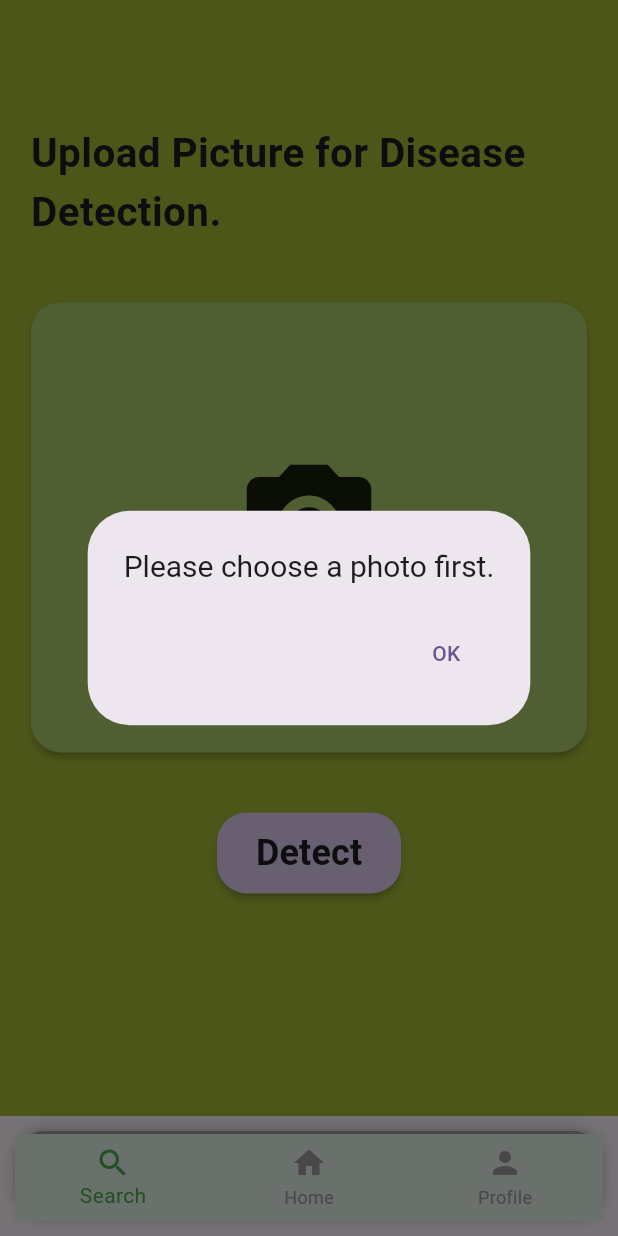
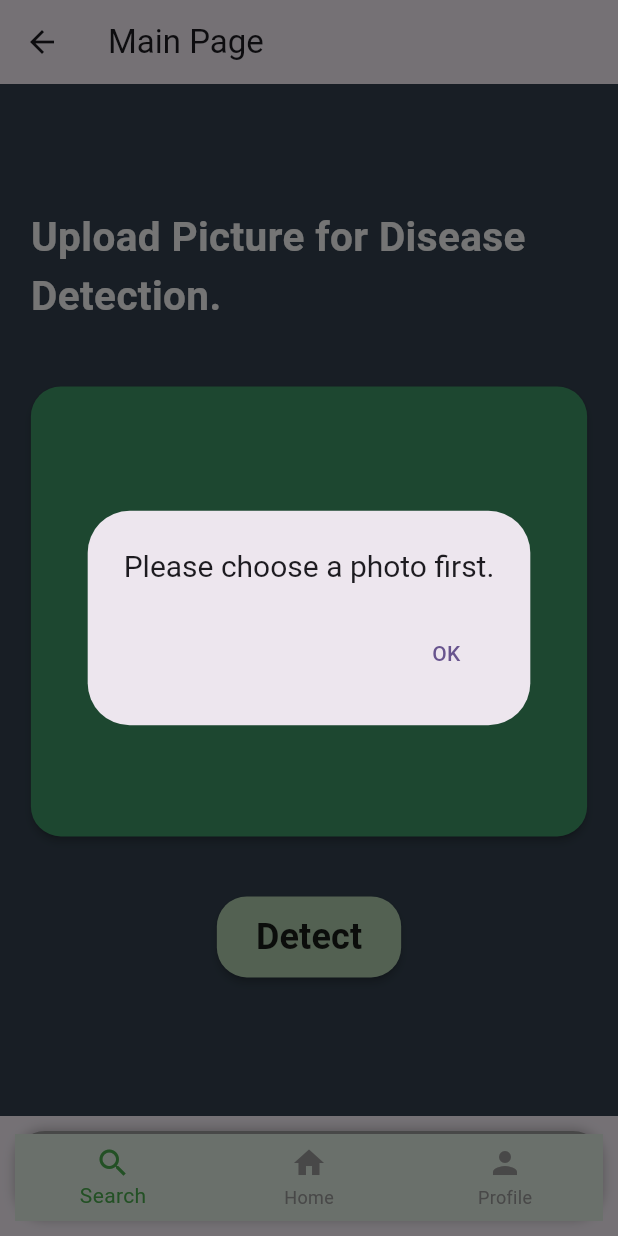
Before and after one commit to Ma-Ane/Plant-disease-detection, a Flutter app: the MainPage screen opened directly, after a tap on "Detect", on a phone screen of 412 x 824 dp. Run offline on Flutter 3.47's test engine with Material 3 defaults, Android fonts, the phone set to English and light mode, and no system bars; our stand-ins replace image_picker.

Commit message:
final-color

```diff
--- a/lib/pages/home_page.dart
+++ b/lib/pages/home_page.dart
@@ -11,21 +11,25 @@ class HomePage extends StatefulWidget {
 }
 
 class _HomePageState extends State<HomePage> {
-  final Color primaryColor = const Color(0xFFA6BC36);
-  final Color secondaryColor = const Color(0xFF3498DB);
-  final Color thirdColor = const Color(0xFFAFD06E);
+  final Color homepageBackground = const Color(0xFF83a84f);
+  final Color homepageback = const Color(0xFF547027);
+  final Color homepageTextbg = const Color(0xFFAFD06E);
 
   final ImagePicker _picker = ImagePicker();
   File? image ;
 
   // paxi chaina sakxqa
+  // like button
   bool isliked = false ;
 
   void name() {}
 
+  // user ko naam ra profile pic
   Widget _returnUserData(String userName, String userPic) {
     return Row(
       children: [
+
+        // clivoval le photo lai round banauxa
         ClipOval(
           child: Image.asset(userPic,
                   fit: BoxFit.cover,
@@ -36,6 +40,7 @@ class _HomePageState extends State<HomePage> {
 
         const SizedBox(width: 30),
 
+        // user name
         Text(userName,
           style: const TextStyle(
             fontSize: 22,
@@ -45,7 +50,10 @@ class _HomePageState extends State<HomePage> {
     );
   }
 
+  // esle query ko photo return garxa.. bhaneko leaf ko photo
   Widget _queryPhoto(String leaf) {
+
+    // clipreact user gareraa border radius rakheko
     return ClipRRect(
         borderRadius: BorderRadius.circular(20),
         child: Image.asset(leaf,
@@ -63,6 +71,7 @@ class _HomePageState extends State<HomePage> {
     });
   }
 
+  // gallery kholne aafno mob ko
   Future _galleryOption() async {
     final pickedFile = await _picker.pickImage(source: ImageSource.gallery) ;
 
@@ -73,72 +82,89 @@ class _HomePageState extends State<HomePage> {
     }
   }
 
-  // Future _postComment() {
-  //   return showDialog(
-  //     context: context,
-  //     builder: (context) => Dialog(
-  //       child: Align(
-  //         alignment: Alignment.bottomLeft,
-  //         child: Container(
-  //           height:100,
-  //           width: 300,
-  //           decoration: BoxDecoration(
-  //             color: Colors.grey,
-  //           )
-  //         ),
-  //       ),
-  //     ),
-  //   ) ;
-  // }
 
+  // esle euta query return garxa pura box
   Widget _returnQuery(String name, String photo, String leaf, String description, bool isliked) {
     return Padding(
       padding: const EdgeInsets.only(top:10.0, left: 10, right: 10),
+
+      // euta query ko lagi container
       child: Container(
-        decoration: BoxDecoration(
-          color: thirdColor,
+
+        // tyo container ko property
+         decoration: BoxDecoration(
+          // edi color use garne bhaye
+          gradient: const RadialGradient(
+            radius: 2.5,
+            colors:[
+              Color.fromARGB(255, 52, 66, 80),
+              Color.fromARGB(255, 15, 26, 21),
+              Color.fromARGB(255, 76, 86, 96),
+            ],
+          ),
           borderRadius: BorderRadius.circular(10)
         ),
         height: 253,                // height aaba content ko length ma depend garxa
         width: double.infinity,
+
+        // container bhitra euta column , euta user data ko lagi euta query ko lagi
         child: Column(
           children: [
+
+            // user ko pic ra naam bhako wala container
             Container(
-              decoration: BoxDecoration(
-                color: secondaryColor,
-                borderRadius: const BorderRadius.only(
+              decoration: const BoxDecoration(
+                color: Color.fromARGB(255, 63, 155, 104),
+                borderRadius:  BorderRadius.only(
             topLeft: Radius.circular(10),
             topRight: Radius.circular(10),
           )
               ),
+
+              // container ma euta row for name and pic
               child: Row(
                 children: [
                   Padding(
                     padding: const EdgeInsets.only(bottom: 5, top:15, left: 10, right: 10),
+
+                    // esle chai db bata naam ra photo linxa
                     child: _returnUserData(name, photo),
                   ),
                 ],
               ),
             ),
 
+            // yo chaidescription ra leaf ko pic ko lagi
             Padding(
               padding: const EdgeInsets.only(top:10.0),
+
+              // description ra leaf ali euta row ma rakheko
               child: Row(
                 children: [
                   Padding(
                     padding: const EdgeInsets.only(top:0.0, left: 20),
+
+                    // row bhitra euta container for description
                     child: Container(
                       decoration: BoxDecoration(
-                        color: secondaryColor,//Color.fromARGB(255, 169, 245, 77),
+                        color:  const Color.fromARGB(0, 0, 0, 0),//Color.fromARGB(255, 169, 245, 77),
                       ),
                       height: 100,
                       width: 250,
                       child: Padding(
                         padding: const EdgeInsets.all(8.0),
-                        child: Text(description),
+
+                        // db bata linee
+                        child: Text(description
+                        , style: TextStyle(
+                          color: Colors.white
+                        )),
                       ),
                     ),
                   ),
+
+                  // yo chai photo lai milauna ko lagi left side ma
+                  // eslai responsibe banuanee
                   Padding(
                     padding: const EdgeInsets.only(left:20.0),
                     child: _queryPhoto(leaf),
@@ -147,6 +173,7 @@ class _HomePageState extends State<HomePage> {
               ),
             ),
 
+            // eslaii db sangai link ani sabai query lai link bhako hataune
             // comment ra like button ko lagi
             Row(
               children: [
@@ -154,17 +181,24 @@ class _HomePageState extends State<HomePage> {
                   padding: const EdgeInsets.only(left:20.0, right: 20),
                   child: GestureDetector(
                     onTap: toggleLike,
+
+                    // like ko button change garna ko lagi
                     child: Icon(isliked ? Icons.favorite : Icons.favorite_border,
-                        size: 28
+                        size: 28, color: Color.fromARGB(255, 212, 113, 104),
                       ),
                   ),
                 ),
 
+                // yo ta comment box ko lagii
                 GestureDetector(
                   onTap: () {
                     showDialog(
                       context: context,
+
+                      // euta dialog box
                       builder: (context) => Dialog(
+
+                        // bahira ko container
                         child: Container(
                           decoration: BoxDecoration(
                             borderRadius: BorderRadius.circular(50) ,
@@ -174,9 +208,13 @@ class _HomePageState extends State<HomePage> {
                           width: 400,
                           child: Padding(
                             padding: const EdgeInsets.all(12.0),
+
+                            // column sabaii icon haru ko lagi
                             child: Column(
                               crossAxisAlignment: CrossAxisAlignment.start,
                               children: [
+
+                                // yoo back button ho
                                 GestureDetector(
                                   onTap: () {
                                     Navigator.of(context).pop() ;
@@ -186,14 +224,18 @@ class _HomePageState extends State<HomePage> {
 
                                 const SizedBox(height: 20),
 
+                                // yo main box comment haru herne
                                 Container(
                                   height: 400,
                                   width: 400,
                                   color: Colors.grey,
                                 ),
 
+                                // yo aafno comment type garne
                                 Padding(
                                   padding: const EdgeInsets.only(top: 10.0, left: 5),
+
+                                  // row for comment lekhne ani photo icon
                                   child: Row(
                                     children: [
                                       Container(
@@ -201,7 +243,7 @@ class _HomePageState extends State<HomePage> {
                                         width: 270,
                                         child: const TextField(
                                           decoration: InputDecoration(
-                                            hintText: "Type a comment.. ",
+                                            hintText: "Type a comment...",
                                             border: OutlineInputBorder(),
                                           ),
                                         ),
@@ -220,6 +262,7 @@ class _HomePageState extends State<HomePage> {
                                   ),
                                 ),
 
+                                // post button
                                 Align(
                                   alignment: Alignment.centerRight,
                                   child: MaterialButton(
@@ -244,7 +287,7 @@ class _HomePageState extends State<HomePage> {
                       )
                     ) ;
                   },
-                  child: const Icon(Icons.comment),
+                  child: const Icon(Icons.comment,color: Color.fromARGB(255, 87, 143, 93),),
                 )
               ],
             ),
@@ -256,9 +299,12 @@ class _HomePageState extends State<HomePage> {
 
   @override
   Widget build(BuildContext context) {
+    // yo chai ali milaunu parxa hola haii query haru lai ramrarii dekhaunaa
     return ListView.builder(
       itemCount: 1,       // esle tala bhako sabai content ek choti matrai dekhauxaa
       itemBuilder: (context, index){
+
+      // overall container pura screen ko lagi
       return Column(
         children: [
           Padding(
@@ -266,24 +312,28 @@ class _HomePageState extends State<HomePage> {
             child: Container(
               decoration: BoxDecoration(
                 borderRadius: BorderRadius.circular(20),
-                color: Color(0xFFAFD06E),
+                color: const Color.fromARGB(255, 63, 155, 104),
               ),
               height: 140,
               width: double.infinity,
+
+              // bhitra ko column aafno info ko
               child: Column(
                 children: [
                   Padding(
                     padding: const EdgeInsets.only(top:8.0, left: 10),
                     child: Row(
+                      // yo naam ra pic ko lagi
                       children: [
                         _returnUserData("Manjit Maharjan", "images/profile_pic.jpg"),
 
                         const SizedBox(width: 50),
 
+                        // yo chai plus button forposting
                         Container(
                           decoration: BoxDecoration(
                             borderRadius: BorderRadius.circular(50),
-                            color: Colors.lightGreen,
+                            color: Color(0xFFB4d3b2),
                           ),
                           child: Padding(
                             padding: const EdgeInsets.all(6.0),
@@ -298,6 +348,8 @@ class _HomePageState extends State<HomePage> {
                       ],
                     ),
                   ),
+
+                  // yo post your query bhako wala box ra icon
                   Padding(
                     padding: const EdgeInsets.only(top:20.0, bottom: 10, left: 20),
                     child: Row(
@@ -305,7 +357,7 @@ class _HomePageState extends State<HomePage> {
                         Container(
                           decoration: BoxDecoration(
                             borderRadius: BorderRadius.circular(20),
-                            color: Colors.lightGreen
+                            color: Color(0xFFB4d3b2)
                           ),
                           height: 45,
                           width: 280,
@@ -322,9 +374,10 @@ class _HomePageState extends State<HomePage> {
 
                         const SizedBox(width: 20),
 
+                        // gallery icon
                         const Icon(Icons.photo_album,
                           size: 35,
-                          color: Colors.red,
+                          color: Color.fromARGB(255, 207, 216, 200),
                         )
                       ],
                     ),
@@ -333,6 +386,8 @@ class _HomePageState extends State<HomePage> {
               ),
             ),
           ),
+
+        // eslee harek user ko query return garxxa
         _returnQuery("Ishan Ghimire", 'images/profile2.jpg', 'images/leaf1.jpg', "Hello, I have been using this app for quite a long time and think that this app is great and can help other users in identifying the disease and also provide some recommendations based on the result.", isliked),
         _returnQuery("Mandip Shrestha", 'images/profile3.jpg', 'images/leaf2.jpg', "Hello, I have been using this app for quite a long time and think that this app is great and can help other users in identifying the disease and also provide some recommendations based on the result.", isliked),
         _returnQuery("Jyoti Kumari Gupta", 'images/profile4.jpg', 'images/leaf3.jpg', "Hello, I have been using this app for quite a long time and think that this app is great and can help other users in identifying the disease and also provide some recommendations based on the result.", isliked),
--- a/lib/pages/main_page.dart
+++ b/lib/pages/main_page.dart
@@ -14,9 +14,9 @@ class MainPage extends StatefulWidget {
 }
 
 class _MainPageState extends State<MainPage> {
-    final Color primaryColor = Color(0xFFA6BC36); // Hex color for blue
-  final Color secondaryColor = Color(0xFF3498DB); // Hex color for blue
-  final Color thirdColor = Color(0xFF3498DB);
+  final Color homepageBackground = const Color(0xFF83a84f);
+  final Color homepageBubble = const Color(0xFF3498DB);
+  final Color homepageTextbg = const Color(0xFFAFD06E);
 
   int _selectedIndex = 1 ;
 
@@ -46,15 +46,15 @@ class _MainPageState extends State<MainPage> {
   @override
   Widget build(BuildContext context) {
     return Scaffold(
-      // appBar: AppBar(
-      //   title: const Text('Main Page'),
-      // ),
+      appBar: AppBar(
+         title: const Text('Main Page'),
+       ),
       body: Container(
               height: double.infinity,
               width: double.infinity,
 
-              decoration: BoxDecoration(
-                color: primaryColor,
+              decoration:const BoxDecoration(
+                color: Color.fromARGB(255, 52, 66, 80),
                 // edi color use garne bhaye
                 // // gradient: LinearGradient(
                 // //   colors:[
--- a/lib/pages/search_page.dart
+++ b/lib/pages/search_page.dart
@@ -18,6 +18,7 @@ class _SearchPageState extends State<SearchPage> {
     final ImagePicker _picker = ImagePicker();
     File? image ;
 
+  // gallery bata photo upload garna ko lagi
   Future _galleryOption() async {
      final pickedFile = await _picker.pickImage(source: ImageSource.gallery) ;
 
@@ -30,6 +31,8 @@ class _SearchPageState extends State<SearchPage> {
 
   @override
   Widget build(BuildContext context) {
+
+    // kun mob bata open gareko tesko height ra weight use gareko
     double screenHeight = MediaQuery.of(context).size.height ;
     double screenWidth = MediaQuery.of(context).size.width ;
 
@@ -37,8 +40,11 @@ class _SearchPageState extends State<SearchPage> {
       children: [
         Padding(
           padding: EdgeInsets.only(top:screenHeight * 0.1, left: screenWidth * 0.05, right: screenWidth * 0.05),
+
+          // heading text
           child: const Text("Upload Picture for Disease Detection.",
             style: TextStyle(
+              color: Colors.white,
               fontSize: 27,
               fontWeight: FontWeight.w700,
             )
@@ -47,22 +53,28 @@ class _SearchPageState extends State<SearchPage> {
 
         Padding(
           padding: EdgeInsets.only(top: screenHeight * 0.05, left: screenWidth * 0.05, right: screenWidth * 0.05),
+
+          // stack use gareko tyoo container ra camera icon lai maathi rakhna
           child: Stack(
             children: [
-              // yo sayaddd container chaidaina holaa
-
               Container(
                 decoration: BoxDecoration(
                   borderRadius: BorderRadius.circular(20),
-                  color: Colors.lightGreen[400],
+                  //color: Colors.white,
                 ),
                 height: 300,
                 width: 500,
+
+                // yo chai yedi image xa bhaye image rakhne.. na bhaye ma camera icon
                 child: image != null ?
+
+                        // image ko property
                         Image.file(image!,
                           height: 300,
                           width: 500,
                           fit: BoxFit.cover) :
+
+                        // camera button lai milako
                         Align(
                           alignment: Alignment.center,
                             child: MaterialButton(
@@ -73,7 +85,7 @@ class _SearchPageState extends State<SearchPage> {
 
                               height: 300,
                               minWidth: 500,
-                              color: thirdColor,
+                              color: const Color.fromARGB(255, 63, 155, 104),
                               child: const Icon(Icons.photo_camera, size: 100),
                             ),
                           // child: Text("Camera Photo",
@@ -90,26 +102,11 @@ class _SearchPageState extends State<SearchPage> {
 
         const SizedBox(height: 40),
 
-        // Align(
-        //   alignment: Alignment.centerRight,
-        //   child: Padding(
-        //       padding: EdgeInsets.only(right: screenWidth * 0.15),
-        //       child: MaterialButton(
-        //         onPressed: _galleryOption,
-        //         shape: RoundedRectangleBorder(
-        //           borderRadius: BorderRadius.circular(20),
-        //         ),
-
-        //         height: 50,
-        //         minWidth: 50,
-        //         color: const Color.fromARGB(255, 226, 210, 246),
-        //         child: const Icon(Icons.photo_camera),
-        //       ),
-        //     ),
-        // ),
-
+        // yo chai detect button
         Align(
           alignment: Alignment.center,
+
+          // yedi image select gareko xiana bhaye select image bhanera message aauxa
           child: MaterialButton(
             onPressed: () {
               image == null ?
@@ -131,6 +128,8 @@ class _SearchPageState extends State<SearchPage> {
                     ) ;
                   }
                 ) :
+
+                // yedi image xa bhayee aarko page ma change gar
                 Navigator.push(context, MaterialPageRoute(builder: (context) => AfterDetection(image: image))) ;
             },
             shape: RoundedRectangleBorder(
@@ -138,7 +137,9 @@ class _SearchPageState extends State<SearchPage> {
             ),
             height: screenHeight * 0.05,
             minWidth: screenWidth * 0.1,
-            color: const Color.fromARGB(255, 226, 210, 246),
+
+            // color for button
+            color: Color(0xFFB4d3b2),
             child: const Padding(
               padding: EdgeInsets.all(10.0),
               child: Text("Detect",
--- a/lib/pages/util/my_button.dart
+++ b/lib/pages/util/my_button.dart
@@ -20,7 +20,7 @@ class MyButton extends StatelessWidget {
           borderRadius: BorderRadius.circular(20),
         ),
         onPressed: onPressed,
-        color: const Color.fromARGB(255, 192, 231, 225),
+        color: Color(0xFFB4d3b2),
         height: 45,
         minWidth: 200,
         child: Text(
```
Also changed, not shown: lib/pages/profile_page.dart (+19 -15 lines), lib/pages/register.dart (+9 -13 lines), lib/pages/sign_in.dart (+4 -3 lines).
